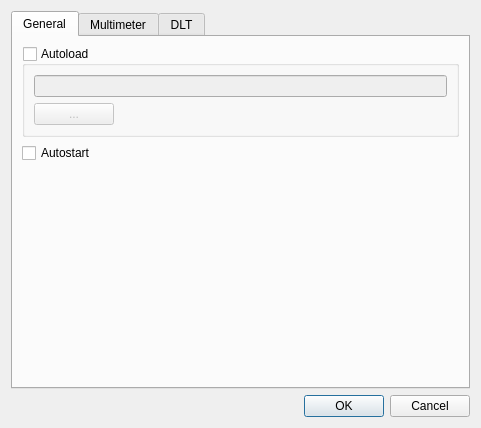
Above: settingsdialog.ui from alexmucde/DLTMultimeter before the change. Below: the same form after it.
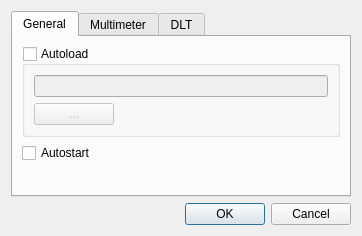
That is the form after the change.

What changed in the file:
```diff
--- a/settingsdialog.ui
+++ b/settingsdialog.ui
@@ -6,10 +6,15 @@
    <rect>
     <x>0</x>
     <y>0</y>
-    <width>481</width>
-    <height>428</height>
+    <width>362</width>
+    <height>232</height>
    </rect>
   </property>
+  <property name="font">
+   <font>
+    <family>Arial</family>
+   </font>
+  </property>
   <property name="windowTitle">
    <string>Dialog</string>
   </property>
```
